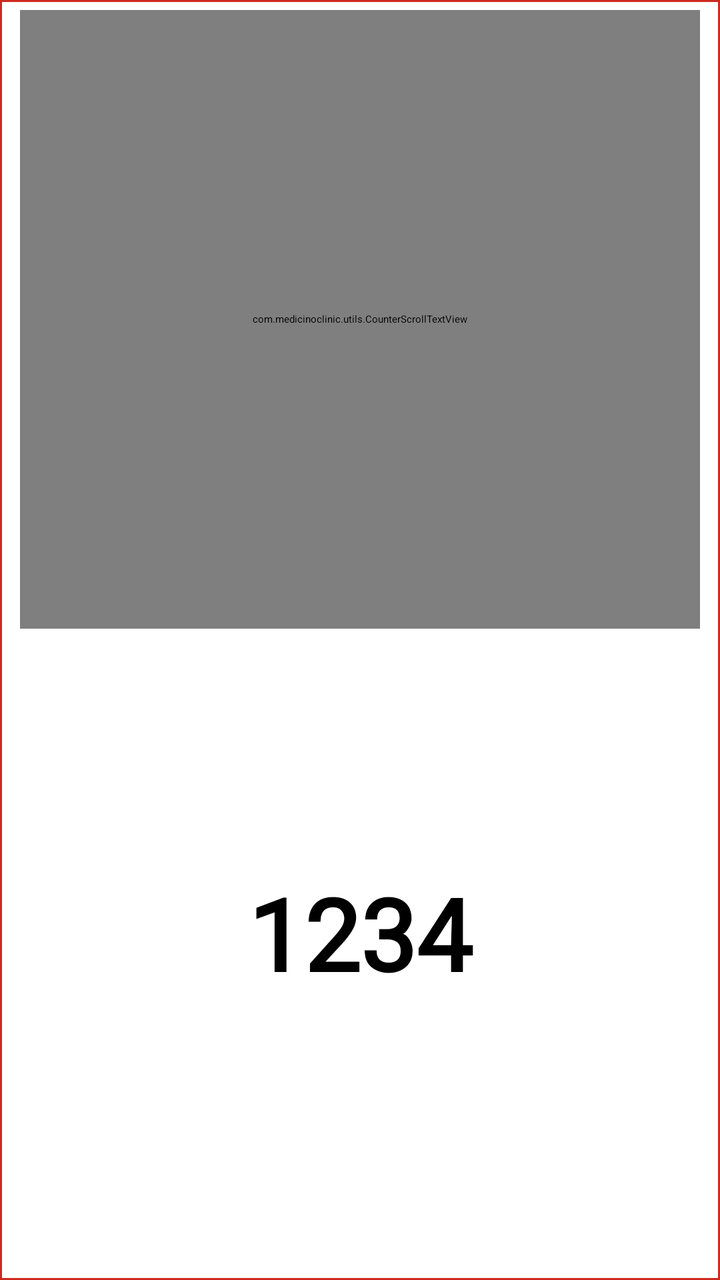
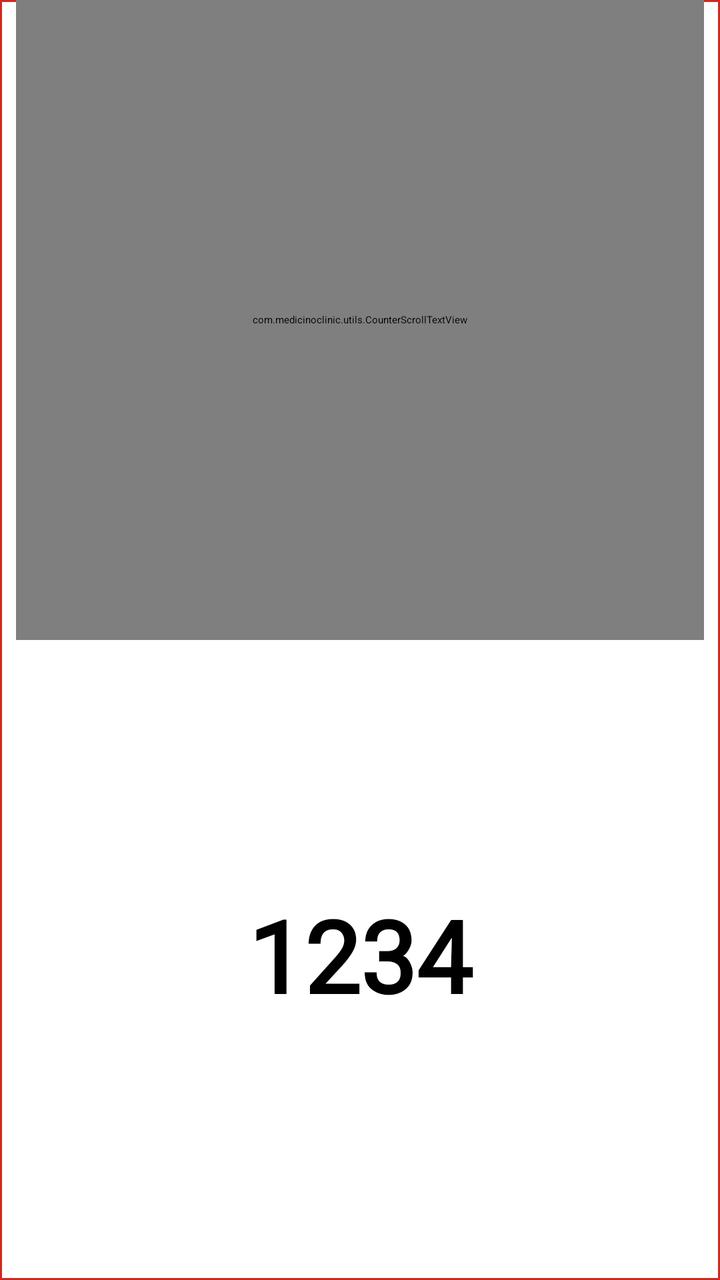

An Android layout rendered at two revisions. The XML below is the earlier revision; the diff shows what the commit changed to produce the second picture.
<!-- AndroidManifest.xml: application theme Theme.MedicinoAndroidTV -->
<!-- res/layout/item_counter3.xml -->
<?xml version="1.0" encoding="utf-8"?>
<LinearLayout xmlns:android="http://schemas.android.com/apk/res/android"
    android:layout_width="match_parent"
    android:layout_height="match_parent"
    android:background="@drawable/focus"
    android:focusable="true"
    android:focusableInTouchMode="true"
    android:orientation="vertical"
    android:paddingStart="10dp"
    android:paddingEnd="10dp"
    android:weightSum="2">

    <com.medicinoclinic.utils.CounterScrollTextView
        android:id="@+id/tv_name"
        android:layout_width="match_parent"
        android:layout_height="0dp"
        android:gravity="center_vertical|center"
        android:singleLine="true"
        android:text="Counter A"
        android:fontFamily="@font/poppins_regular"
        android:textColor="@color/black"
        android:textSize="35sp"
        android:textStyle="bold"
        android:paddingTop="0dp"
        android:paddingBottom="0dp"
        android:lineSpacingExtra="0dp"
        android:textFontWeight="900"
        android:includeFontPadding="false"
        android:layout_weight="1"
        android:layout_marginTop="5dp"
        android:layout_marginBottom="0dp"/>

    <TextView
        android:id="@+id/tv_token"
        android:layout_width="match_parent"
        android:layout_height="0dp"
        android:gravity="center_vertical|center"
        android:layout_marginTop="0dp"
        android:layout_marginBottom="16dp"
        android:text="1234"
        android:textColor="@android:color/black"
        android:textSize="50sp"
        android:textStyle="bold"
        android:paddingTop="0dp"
        android:fontFamily="@font/poppins_bold"
        android:paddingBottom="0dp"
        android:lineSpacingExtra="0dp"
        android:includeFontPadding="false"
        android:layout_weight="1"/>

</LinearLayout>
<!-- resources referenced by this layout -->
<resources>
  <color name="black">#000000</color>
  <!-- drawable focus (drawable) -->
  <?xml version="1.0" encoding="utf-8"?>
  <selector xmlns:android="http://schemas.android.com/apk/res/android">
      <item android:state_focused="true" android:drawable="@drawable/rectangle_bg1" />
      <item android:drawable="@drawable/rectangle_bg" />
  </selector>
  <style name="Theme.MedicinoAndroidTV" parent="@style/Theme.Leanback" />
  <!-- drawable rectangle_bg1 (drawable) -->
  <?xml version="1.0" encoding="utf-8"?>
  <shape xmlns:android="http://schemas.android.com/apk/res/android">
      <solid android:color="@color/selectedBg"/>
      <stroke android:width="1dp" android:color="@color/red"/>
      <corners android:radius="1dp" />
  
  </shape>
  <!-- drawable rectangle_bg (drawable) -->
  <?xml version="1.0" encoding="utf-8"?>
  <shape xmlns:android="http://schemas.android.com/apk/res/android">
      <solid android:color="@color/white"/>
  
      <stroke android:width="1dp"
          android:color="@color/red"
          />
  
  
  
  
  
  
  
      <corners android:bottomRightRadius="0dp"
          android:bottomLeftRadius="0dp"
          android:topLeftRadius="0dp"
          android:topRightRadius="0dp"/>
  </shape>
  <color name="selectedBg">#A692F3DE</color>
  <color name="red">#CF291E</color>
  <color name="white">#ffffff</color>
</resources>

<!-- the commit's change to res/layout/item_counter3.xml (unified diff, before → after) -->
@@ -3,49 +3,46 @@
     android:layout_width="match_parent"
     android:layout_height="match_parent"
     android:background="@drawable/focus"
+    android:clipChildren="true"
+    android:clipToPadding="true"
     android:focusable="true"
     android:focusableInTouchMode="true"
     android:orientation="vertical"
-    android:paddingStart="10dp"
-    android:paddingEnd="10dp"
+    android:paddingStart="8dp"
+    android:paddingEnd="8dp"
     android:weightSum="2">
 
     <com.medicinoclinic.utils.CounterScrollTextView
         android:id="@+id/tv_name"
         android:layout_width="match_parent"
         android:layout_height="0dp"
-        android:gravity="center_vertical|center"
+        android:layout_weight="1"
+        android:ellipsize="none"
+        android:fontFamily="@font/poppins_regular"
+        android:gravity="center"
+        android:includeFontPadding="false"
+        android:lineSpacingExtra="0dp"
+        android:maxLines="1"
         android:singleLine="true"
         android:text="Counter A"
-        android:fontFamily="@font/poppins_regular"
         android:textColor="@color/black"
+        android:textFontWeight="900"
         android:textSize="35sp"
-        android:textStyle="bold"
-        android:paddingTop="0dp"
-        android:paddingBottom="0dp"
-        android:lineSpacingExtra="0dp"
-        android:textFontWeight="900"
-        android:includeFontPadding="false"
-        android:layout_weight="1"
-        android:layout_marginTop="5dp"
-        android:layout_marginBottom="0dp"/>
+        android:textStyle="bold" />
 
     <TextView
         android:id="@+id/tv_token"
         android:layout_width="match_parent"
         android:layout_height="0dp"
-        android:gravity="center_vertical|center"
-        android:layout_marginTop="0dp"
-        android:layout_marginBottom="16dp"
+        android:layout_weight="1"
+        android:fontFamily="@font/poppins_bold"
+        android:gravity="center"
+        android:includeFontPadding="false"
+        android:lineSpacingExtra="0dp"
+        android:maxLines="1"
         android:text="1234"
         android:textColor="@android:color/black"
         android:textSize="50sp"
-        android:textStyle="bold"
-        android:paddingTop="0dp"
-        android:fontFamily="@font/poppins_bold"
-        android:paddingBottom="0dp"
-        android:lineSpacingExtra="0dp"
-        android:includeFontPadding="false"
-        android:layout_weight="1"/>
+        android:textStyle="bold" />
 
 </LinearLayout>
